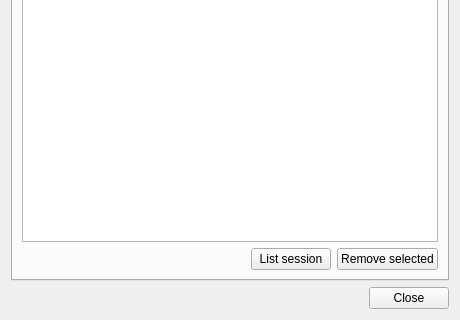
This is src/desktop/ui/sessionsettings.ui in drawpile/Drawpile as Qt 5 draws it before an edit; both pictures show x 0 to 460 and y 260 to 580 of the 460 by 580 pixel window. The edited form follows.
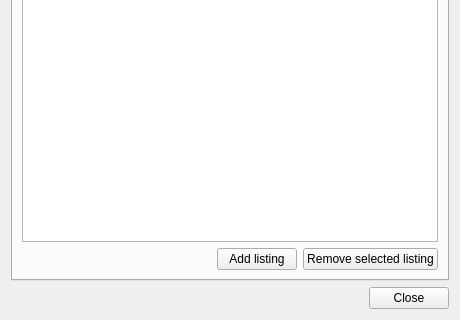
This is the edited form. The open tabs and pages were chosen to show the change. Icons and pictures are not drawn. Custom widgets are drawn as their Qt base class.

Commit message:
Remove private listings and roomcode lookups
They are a vestigial feature that no longer makes sense and likely no
one is using them anymore in the presence of invite links. The only
thing they do is confuse users by claiming that their session is
"private", when it still may be listed publicly because of listserver
includes. This removes the feature both from the client and the server,
leaving only public listings.

Resolves #1224.

Patch:
```diff
--- a/src/desktop/ui/sessionsettings.ui
+++ b/src/desktop/ui/sessionsettings.ui
@@ -596,7 +596,7 @@
          <item>
           <widget class="QPushButton" name="addAnnouncement">
            <property name="text">
-            <string>List session</string>
+            <string>Add listing</string>
            </property>
            <property name="icon">
             <iconset theme="list-add">
@@ -607,7 +607,7 @@
          <item>
           <widget class="QPushButton" name="removeAnnouncement">
            <property name="text">
-            <string>Remove selected</string>
+            <string>Remove selected listing</string>
            </property>
            <property name="icon">
             <iconset theme="list-remove">
```
Left out of the diff: 7 changed lines with no effect on the pictures. The commit also changes 23 other files.
